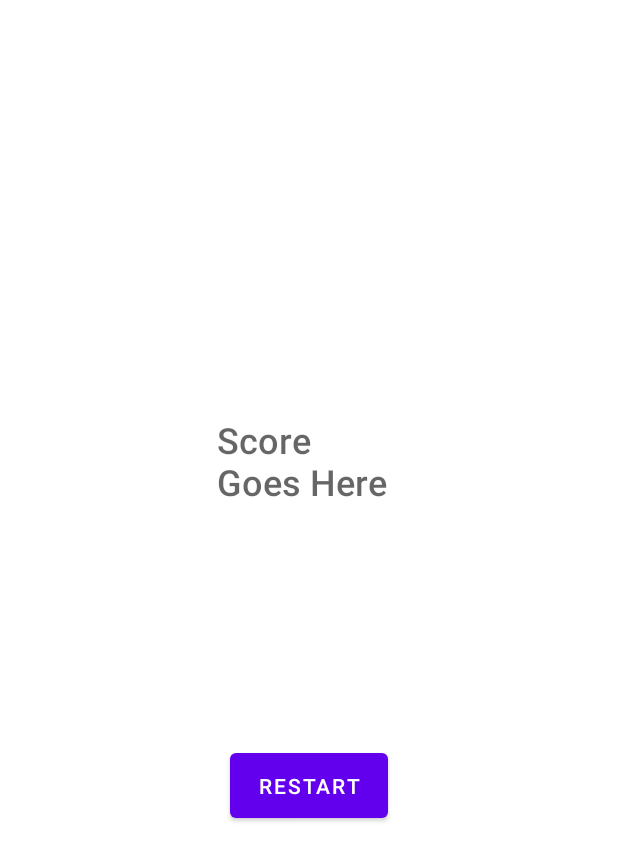
After one commit to JohnKasun/Patch_Matcher, an Android app: the EvaluationActivity screen opened directly, with no data from a screen before it, on a phone screen of 412 x 824 dp. The commit adds this screen. Shown: the top 861 px of the screen. Run offline under Robolectric (Android 15) with nearby library versions, the phone set to English and light mode, and no system bars.

Commit message:
Add Evaluation Activity

```diff
--- /dev/null
+++ b/app/src/main/java/com/johnkasun/patch_matcher/EvaluationActivity.java
@@ -0,0 +1,22 @@
+package com.johnkasun.patch_matcher;
+
+import androidx.appcompat.app.AppCompatActivity;
+
+import android.content.Intent;
+import android.os.Bundle;
+import android.view.View;
+
+public class EvaluationActivity extends AppCompatActivity {
+
+    @Override
+    protected void onCreate(Bundle savedInstanceState) {
+        super.onCreate(savedInstanceState);
+        setContentView(R.layout.activity_evaluation);
+    }
+
+    public void restartGame(View view)
+    {
+        Intent intent = new Intent(this, MainActivity.class);
+        startActivity(intent);
+    }
+}
--- a/app/src/main/java/com/johnkasun/patch_matcher/OperatorView.java
+++ b/app/src/main/java/com/johnkasun/patch_matcher/OperatorView.java
@@ -35,6 +35,12 @@ public class OperatorView extends Connectable implements Parcelable{
     static private OperatorView operatorViewContext = null;
     static private int numOperators = 0;
     static private Queue<Integer> idBacklog = new PriorityQueue<Integer>();
+
+    static public void resetNumOperators()
+    {
+        numOperators = 0;
+        idBacklog.clear();
+    }
 
     public OperatorView(Context context) {
         super(context);
--- /dev/null
+++ b/app/src/main/res/layout/activity_evaluation.xml
@@ -0,0 +1,39 @@
+<?xml version="1.0" encoding="utf-8"?>
+<androidx.constraintlayout.widget.ConstraintLayout xmlns:android="http://schemas.android.com/apk/res/android"
+    xmlns:app="http://schemas.android.com/apk/res-auto"
+    xmlns:tools="http://schemas.android.com/tools"
+    android:layout_width="match_parent"
+    android:layout_height="match_parent"
+    tools:context=".EvaluationActivity">
+
+    <Button
+        android:id="@+id/RestartButton"
+        android:layout_width="105dp"
+        android:layout_height="55dp"
+        android:layout_marginTop="11dp"
+        android:layout_marginBottom="139dp"
+        android:onClick="restartGame"
+        android:text="Restart"
+        app:layout_constraintBottom_toBottomOf="parent"
+        app:layout_constraintEnd_toEndOf="parent"
+        app:layout_constraintHorizontal_bias="0.499"
+        app:layout_constraintStart_toStartOf="parent"
+        app:layout_constraintTop_toBottomOf="@+id/ScoreView" />
+
+    <TextView
+        android:id="@+id/ScoreView"
+        android:layout_width="122dp"
+        android:layout_height="64dp"
+        android:layout_marginTop="143dp"
+        android:layout_marginBottom="11dp"
+        android:justificationMode="none"
+        android:text="Score Goes Here"
+        android:textAppearance="@style/TextAppearance.AppCompat.Display4"
+        android:textSize="24sp"
+        android:textStyle="bold"
+        app:layout_constraintBottom_toTopOf="@+id/RestartButton"
+        app:layout_constraintEnd_toEndOf="parent"
+        app:layout_constraintHorizontal_bias="0.499"
+        app:layout_constraintStart_toStartOf="parent"
+        app:layout_constraintTop_toTopOf="parent" />
+</androidx.constraintlayout.widget.ConstraintLayout>
```
Also changed, not shown: app/src/main/AndroidManifest.xml (+6 -3 lines), app/src/main/java/com/johnkasun/patch_matcher/MainActivity.java (+22 -0 lines), app/src/main/res/layout/activity_main.xml (+11 -0 lines), 4 other files.
